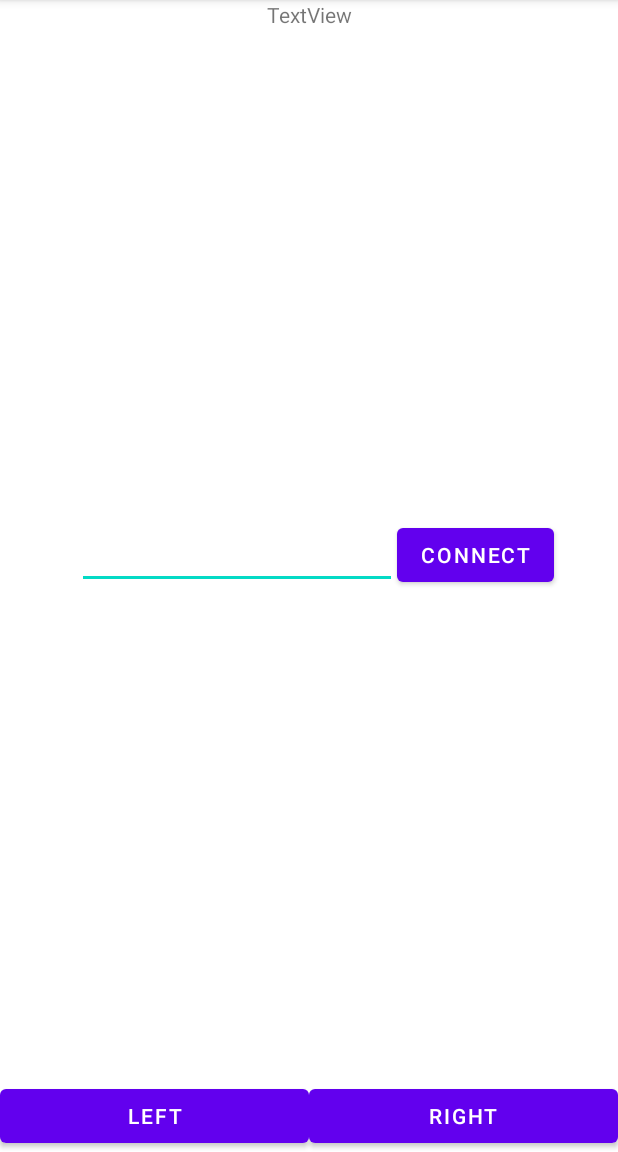
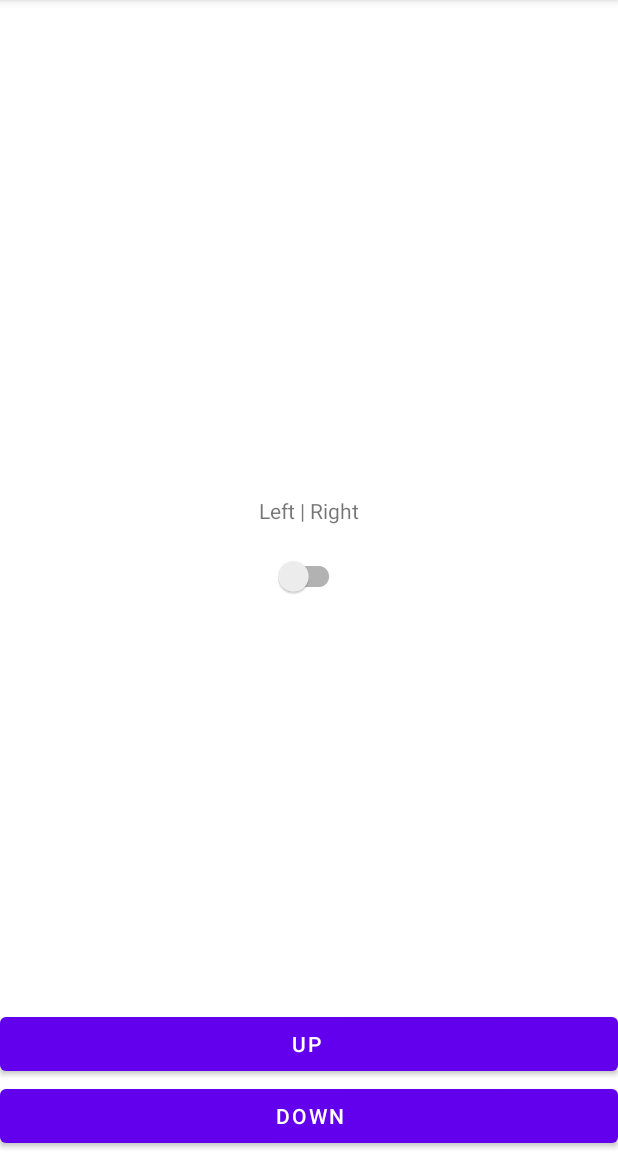
Before and after one commit to Lambada9992/PingPong, an Android app: the screen it shows after launch (MainActivity before the commit, GamePadActivity after it), after a tap on "CONNECT", on a phone screen of 412 x 824 dp, the part 84-1236 px from its top. Run offline under Robolectric (Android 15) with nearby library versions, the phone set to English and light mode, and no system bars; 1 statement that could not run was skipped.

Commit message:
Android Controller

```diff
--- a/PingPong_Android_Controller/app/src/main/AndroidManifest.xml
+++ b/PingPong_Android_Controller/app/src/main/AndroidManifest.xml
@@ -13,6 +13,9 @@
         android:supportsRtl="true"
         android:theme="@style/Theme.PingPongController">
         <activity
+            android:name=".GamePadActivity"
+            android:exported="true" />
+        <activity
             android:name=".MainActivity"
             android:exported="true">
             <intent-filter>
--- /dev/null
+++ b/PingPong_Android_Controller/app/src/main/java/com/example/pingpongcontroller/GamePadActivity.kt
@@ -0,0 +1,61 @@
+package com.example.pingpongcontroller
+
+import android.annotation.SuppressLint
+import androidx.appcompat.app.AppCompatActivity
+import android.os.Bundle
+import android.view.MotionEvent
+import android.view.View
+import android.widget.Button
+import androidx.appcompat.widget.SwitchCompat
+
+class GamePadActivity : AppCompatActivity() {
+
+    lateinit var sSide: SwitchCompat
+    lateinit var bDown: Button
+    lateinit var bUp: Button
+
+    @SuppressLint("ClickableViewAccessibility")
+    override fun onCreate(savedInstanceState: Bundle?) {
+        super.onCreate(savedInstanceState)
+        setContentView(R.layout.activity_game_pad)
+
+        sSide = findViewById(R.id.sSide)
+        bDown = findViewById(R.id.bDown)
+        bUp = findViewById(R.id.bUp)
+        bDown.setOnTouchListener(leftOnTouch)
+        bUp.setOnTouchListener(rightOnTouch)
+    }
+
+    override fun onDestroy() {
+        super.onDestroy()
+        PingPongController.disconnect();
+    }
+
+    @SuppressLint("ClickableViewAccessibility")
+    val leftOnTouch: View.OnTouchListener = View.OnTouchListener { _, event ->
+        if(event.action == MotionEvent.ACTION_DOWN) {
+            PingPongController.makeMove(getSide(),PingPongController.Move.DOWN,true)
+        } else if (event.action == MotionEvent.ACTION_UP) {
+            PingPongController.makeMove(getSide(),PingPongController.Move.DOWN,false)
+        }
+        false
+    }
+
+    @SuppressLint("ClickableViewAccessibility")
+    val rightOnTouch: View.OnTouchListener = View.OnTouchListener { _, event ->
+        if(event.action == MotionEvent.ACTION_DOWN) {
+            PingPongController.makeMove(getSide(),PingPongController.Move.UP,true)
+        } else if (event.action == MotionEvent.ACTION_UP) {
+            PingPongController.makeMove(getSide(),PingPongController.Move.UP,false)
+        }
+        false
+    }
+
+    fun getSide(): PingPongController.Side {
+        return when(sSide.isChecked){
+            true -> PingPongController.Side.RIGHT
+            false -> PingPongController.Side.LEFT
+        }
+    }
+
+}
--- a/PingPong_Android_Controller/app/src/main/java/com/example/pingpongcontroller/MainActivity.kt
+++ b/PingPong_Android_Controller/app/src/main/java/com/example/pingpongcontroller/MainActivity.kt
@@ -1,67 +1,39 @@
 package com.example.pingpongcontroller
 
-import android.annotation.SuppressLint
+import android.content.Intent
 import androidx.appcompat.app.AppCompatActivity
 import android.os.Bundle
-import android.view.MotionEvent
 import android.view.View
 import android.widget.Button
 import android.widget.EditText
-import java.util.*
 
 class MainActivity : AppCompatActivity() {
-    private val pingPongController: PingPongController = PingPongController()
 
-    lateinit var bLeft: Button
-    lateinit var bRight: Button
+
     lateinit var etIp: EditText
     private lateinit var bConnection: Button
 
     val IP = "192.168.0.13"
 
-    val connectionStatusObs: Observer = Observer { _, _ ->
-        //TODO update connection Status
-    }
-
-    @SuppressLint("ClickableViewAccessibility")
     override fun onCreate(savedInstanceState: Bundle?) {
         super.onCreate(savedInstanceState)
         setContentView(R.layout.activity_main)
 
-        bLeft = findViewById(R.id.bLeft)
-        bRight = findViewById(R.id.bRight)
+
         etIp = findViewById(R.id.etIpAddress)
         bConnection = findViewById(R.id.bConnection)
 
-        bLeft.setOnTouchListener(leftOnTouch)
-        bRight.setOnTouchListener(rightOnTouch)
+
         bConnection.setOnClickListener(connectOnClick)
     }
 
-    @SuppressLint("ClickableViewAccessibility")
-    val leftOnTouch: View.OnTouchListener = View.OnTouchListener { _, event ->
-        if(event.action == MotionEvent.ACTION_DOWN) {
-            pingPongController.makeMove(PingPongController.Move.LEFT,true)
-        } else if (event.action == MotionEvent.ACTION_UP) {
-            pingPongController.makeMove(PingPongController.Move.LEFT,false)
-        }
-        false
-    }
 
-    @SuppressLint("ClickableViewAccessibility")
-    val rightOnTouch: View.OnTouchListener = View.OnTouchListener { _, event ->
-        if(event.action == MotionEvent.ACTION_DOWN) {
-            pingPongController.makeMove(PingPongController.Move.RIGHT,true)
-        } else if (event.action == MotionEvent.ACTION_UP) {
-            pingPongController.makeMove(PingPongController.Move.RIGHT,false)
-        }
-        false
-    }
 
     private val connectOnClick: View.OnClickListener = View.OnClickListener {
         val ipAddress = etIp.text.toString()
-        pingPongController.connect(IP,1234)
-        //pingPongController.connect(ipAddress,1234) //TODO catch invalid IP
+        //PingPongController.connect(IP,1234)
+        PingPongController.connect(ipAddress,1234)
+        startActivity(Intent(this,GamePadActivity::class.java))
     }
 
 }
--- /dev/null
+++ b/PingPong_Android_Controller/app/src/main/res/layout/activity_game_pad.xml
@@ -0,0 +1,46 @@
+<?xml version="1.0" encoding="utf-8"?>
+<androidx.constraintlayout.widget.ConstraintLayout xmlns:android="http://schemas.android.com/apk/res/android"
+    xmlns:app="http://schemas.android.com/apk/res-auto"
+    xmlns:tools="http://schemas.android.com/tools"
+    android:layout_width="match_parent"
+    android:layout_height="match_parent"
+    tools:context=".GamePadActivity">
+
+    <TextView
+        android:layout_width="wrap_content"
+        android:layout_height="wrap_content"
+        android:padding="10dp"
+        android:text="Left | Right"
+        app:layout_constraintBottom_toTopOf="@+id/sSide"
+        app:layout_constraintEnd_toEndOf="@+id/sSide"
+        app:layout_constraintStart_toStartOf="@+id/sSide" />
+
+    <androidx.appcompat.widget.SwitchCompat
+        android:id="@+id/sSide"
+        android:layout_width="wrap_content"
+        android:layout_height="wrap_content"
+        app:layout_constraintBottom_toBottomOf="parent"
+        app:layout_constraintEnd_toEndOf="parent"
+        app:layout_constraintStart_toStartOf="parent"
+        app:layout_constraintTop_toTopOf="parent" />
+
+    <Button
+        android:id="@+id/bDown"
+        android:layout_width="0dp"
+        android:layout_height="wrap_content"
+        android:text="Down"
+        app:layout_constraintBottom_toBottomOf="parent"
+        app:layout_constraintEnd_toEndOf="parent"
+        app:layout_constraintStart_toStartOf="parent" />
+
+    <Button
+        android:id="@+id/bUp"
+        android:layout_width="0dp"
+        android:layout_height="wrap_content"
+        android:text="Up
+"
+        app:layout_constraintBottom_toTopOf="@+id/bDown"
+        app:layout_constraintEnd_toEndOf="parent"
+        app:layout_constraintStart_toStartOf="parent" />
+
+</androidx.constraintlayout.widget.ConstraintLayout>
--- a/PingPong_Android_Controller/app/src/main/res/layout/activity_main.xml
+++ b/PingPong_Android_Controller/app/src/main/res/layout/activity_main.xml
@@ -16,23 +16,6 @@
         app:layout_constraintStart_toStartOf="parent"
         app:layout_constraintTop_toTopOf="parent" />
 
-    <Button
-        android:id="@+id/bLeft"
-        android:layout_width="0dp"
-        android:layout_height="wrap_content"
-        android:text="Left"
-        app:layout_constraintBottom_toBottomOf="parent"
-        app:layout_constraintEnd_toStartOf="@+id/bRight"
-        app:layout_constraintStart_toStartOf="parent" />
-
-    <Button
-        android:id="@+id/bRight"
-        android:layout_width="0dp"
-        android:layout_height="wrap_content"
-        android:text="Right"
-        app:layout_constraintBottom_toBottomOf="parent"
-        app:layout_constraintStart_toEndOf="@+id/bLeft"
-        app:layout_constraintEnd_toEndOf="parent" />
 
     <EditText
         android:id="@+id/etIpAddress"
@@ -41,7 +24,6 @@
         android:digits="0123456789."
         android:ems="10"
         android:inputType="numberDecimal"
-        app:layout_constraintBottom_toTopOf="@+id/bLeft"
         app:layout_constraintEnd_toEndOf="parent"
         app:layout_constraintHorizontal_bias="0.258"
         app:layout_constraintStart_toStartOf="parent"
```
Also changed, not shown: PingPong_Android_Controller/app/src/main/java/com/example/pingpongcontroller/PingPongController.kt (+28 -17 lines), 1 other file.
